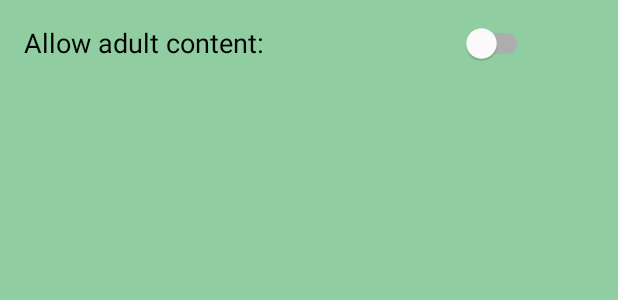
After one commit to ArkHak/KinoFanPlus, an Android app: the layout fragment_settings.xml on its own in the app's theme, with its tools: preview values and no code run, on a phone screen of 412 x 824 dp. The commit adds this screen. Shown: the top 300 px of the screen. Run offline under Robolectric (Android 15) with nearby library versions, the phone set to English and light mode, and no system bars.

Commit message:
version 0.8.2 ***Lesson8*** +refactoring +редакирован toolbar +создан SettingsFragment +сохраняется в SharedPref параметр adult

```diff
--- /dev/null
+++ b/app/src/main/res/drawable/ic_baseline_search_24.xml
@@ -0,0 +1,5 @@
+<vector android:height="24dp" android:tint="#FFFFFF"
+    android:viewportHeight="24" android:viewportWidth="24"
+    android:width="24dp" xmlns:android="http://schemas.android.com/apk/res/android">
+    <path android:fillColor="@android:color/white" android:pathData="M15.5,14h-0.79l-0.28,-0.27C15.41,12.59 16,11.11 16,9.5 16,5.91 13.09,3 9.5,3S3,5.91 3,9.5 5.91,16 9.5,16c1.61,0 3.09,-0.59 4.23,-1.57l0.27,0.28v0.79l5,4.99L20.49,19l-4.99,-5zM9.5,14C7.01,14 5,11.99 5,9.5S7.01,5 9.5,5 14,7.01 14,9.5 11.99,14 9.5,14z"/>
+</vector>
--- /dev/null
+++ b/app/src/main/res/drawable/ic_baseline_settings_24.xml
@@ -0,0 +1,5 @@
+<vector android:height="24dp" android:tint="#FFFFFF"
+    android:viewportHeight="24" android:viewportWidth="24"
+    android:width="24dp" xmlns:android="http://schemas.android.com/apk/res/android">
+    <path android:fillColor="@android:color/white" android:pathData="M19.14,12.94c0.04,-0.3 0.06,-0.61 0.06,-0.94c0,-0.32 -0.02,-0.64 -0.07,-0.94l2.03,-1.58c0.18,-0.14 0.23,-0.41 0.12,-0.61l-1.92,-3.32c-0.12,-0.22 -0.37,-0.29 -0.59,-0.22l-2.39,0.96c-0.5,-0.38 -1.03,-0.7 -1.62,-0.94L14.4,2.81c-0.04,-0.24 -0.24,-0.41 -0.48,-0.41h-3.84c-0.24,0 -0.43,0.17 -0.47,0.41L9.25,5.35C8.66,5.59 8.12,5.92 7.63,6.29L5.24,5.33c-0.22,-0.08 -0.47,0 -0.59,0.22L2.74,8.87C2.62,9.08 2.66,9.34 2.86,9.48l2.03,1.58C4.84,11.36 4.8,11.69 4.8,12s0.02,0.64 0.07,0.94l-2.03,1.58c-0.18,0.14 -0.23,0.41 -0.12,0.61l1.92,3.32c0.12,0.22 0.37,0.29 0.59,0.22l2.39,-0.96c0.5,0.38 1.03,0.7 1.62,0.94l0.36,2.54c0.05,0.24 0.24,0.41 0.48,0.41h3.84c0.24,0 0.44,-0.17 0.47,-0.41l0.36,-2.54c0.59,-0.24 1.13,-0.56 1.62,-0.94l2.39,0.96c0.22,0.08 0.47,0 0.59,-0.22l1.92,-3.32c0.12,-0.22 0.07,-0.47 -0.12,-0.61L19.14,12.94zM12,15.6c-1.98,0 -3.6,-1.62 -3.6,-3.6s1.62,-3.6 3.6,-3.6s3.6,1.62 3.6,3.6S13.98,15.6 12,15.6z"/>
+</vector>
--- a/app/src/main/res/layout/fragment_favorite_film_list.xml
+++ b/app/src/main/res/layout/fragment_favorite_film_list.xml
@@ -3,6 +3,7 @@
     xmlns:tools="http://schemas.android.com/tools"
     android:layout_width="match_parent"
     android:layout_height="match_parent"
+    android:background="@color/tertiaryColor"
     tools:context=".view.FavoriteFilmListFragment">
 
     <TextView
--- /dev/null
+++ b/app/src/main/res/layout/fragment_settings.xml
@@ -0,0 +1,32 @@
+<?xml version="1.0" encoding="utf-8"?>
+<androidx.constraintlayout.widget.ConstraintLayout xmlns:android="http://schemas.android.com/apk/res/android"
+    xmlns:app="http://schemas.android.com/apk/res-auto"
+    xmlns:tools="http://schemas.android.com/tools"
+    android:layout_width="match_parent"
+    android:layout_height="match_parent"
+    android:background="@color/tertiaryColor"
+    tools:context=".view.SettingsFragment">
+
+    <TextView
+        android:id="@+id/title_adult"
+        android:layout_width="wrap_content"
+        android:layout_height="wrap_content"
+        android:layout_margin="16dp"
+        android:text="@string/settings_adult"
+        android:textColor="@color/black"
+        android:textSize="18sp"
+        app:layout_constraintStart_toStartOf="parent"
+        app:layout_constraintTop_toTopOf="parent" />
+
+    <com.google.android.material.switchmaterial.SwitchMaterial
+        android:id="@+id/switch_adult"
+        android:layout_width="wrap_content"
+        android:layout_height="wrap_content"
+        app:layout_constraintBottom_toBottomOf="@+id/title_adult"
+        app:layout_constraintEnd_toEndOf="parent"
+        app:layout_constraintHorizontal_bias="0.7"
+        app:layout_constraintStart_toEndOf="@+id/title_adult"
+        app:layout_constraintTop_toTopOf="@+id/title_adult" />
+
+
+</androidx.constraintlayout.widget.ConstraintLayout>
--- a/app/src/main/res/values-night/themes.xml
+++ b/app/src/main/res/values-night/themes.xml
@@ -1,6 +1,6 @@
 <resources xmlns:tools="http://schemas.android.com/tools">
     <!-- Base application theme. -->
-    <style name="Theme.KinoFanPlus" parent="Theme.MaterialComponents.DayNight.DarkActionBar">
+    <style name="Theme.KinoFanPlus" parent="Theme.MaterialComponents.DayNight.NoActionBar">
         <!-- Primary brand color. -->
         <item name="colorPrimary">@color/purple_200</item>
         <item name="colorPrimaryVariant">@color/purple_700</item>
--- a/app/src/main/res/values/strings.xml
+++ b/app/src/main/res/values/strings.xml
@@ -2,4 +2,7 @@
     <string name="app_name">KinoFanPlus</string>
     <string name="films">Films</string>
     <string name="favorites_films">Favorites films</string>
+    <string name="search">Search</string>
+    <string name="settings">Settings</string>
+    <string name="settings_adult">Allow adult content:</string>
 </resources>
--- a/app/src/main/res/values/themes.xml
+++ b/app/src/main/res/values/themes.xml
@@ -1,6 +1,6 @@
 <resources xmlns:tools="http://schemas.android.com/tools">
     <!-- Base application theme. -->
-    <style name="Theme.KinoFanPlus" parent="Theme.MaterialComponents.DayNight.DarkActionBar">
+    <style name="Theme.KinoFanPlus" parent="Theme.MaterialComponents.DayNight.NoActionBar">
         <!-- Primary brand color. -->
         <item name="colorPrimary">@color/purple_500</item>
         <item name="colorPrimaryVariant">@color/purple_700</item>
--- a/build.gradle
+++ b/build.gradle
@@ -6,7 +6,7 @@
     }
     dependencies {
         classpath "com.android.tools.build:gradle:7.0.2"
-        classpath "org.jetbrains.kotlin:kotlin-gradle-plugin:1.5.31"
+        classpath 'org.jetbrains.kotlin:kotlin-gradle-plugin:1.6.0'
 
         // NOTE: Do not place your application dependencies here; they belong
         // in the individual module build.gradle files
```
Also changed, not shown: app/src/main/java/com/example/kinofanplus/view/SettingsFragment.kt (added, +53 -0 lines), app/src/main/res/layout/activity_main.xml (+11 -2 lines), app/src/main/res/layout/fragment_movie_detail.xml (+1 -17 lines), app/src/main/res/menu/settings_menu.xml (deleted, +0 -10 lines), app/src/main/res/menu/toolbar_menu.xml (added, +19 -0 lines), app/src/main/res/navigation/navigation_graph.xml (+7 -0 lines), app/src/main/res/values/styles.xml (added, +11 -0 lines), 1 other file.
